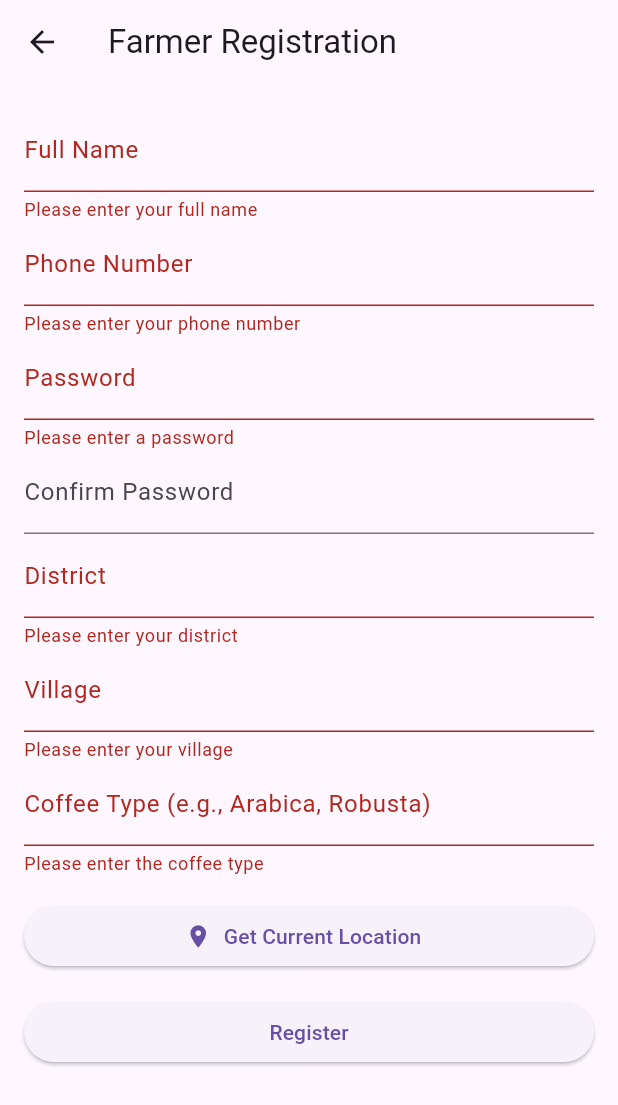
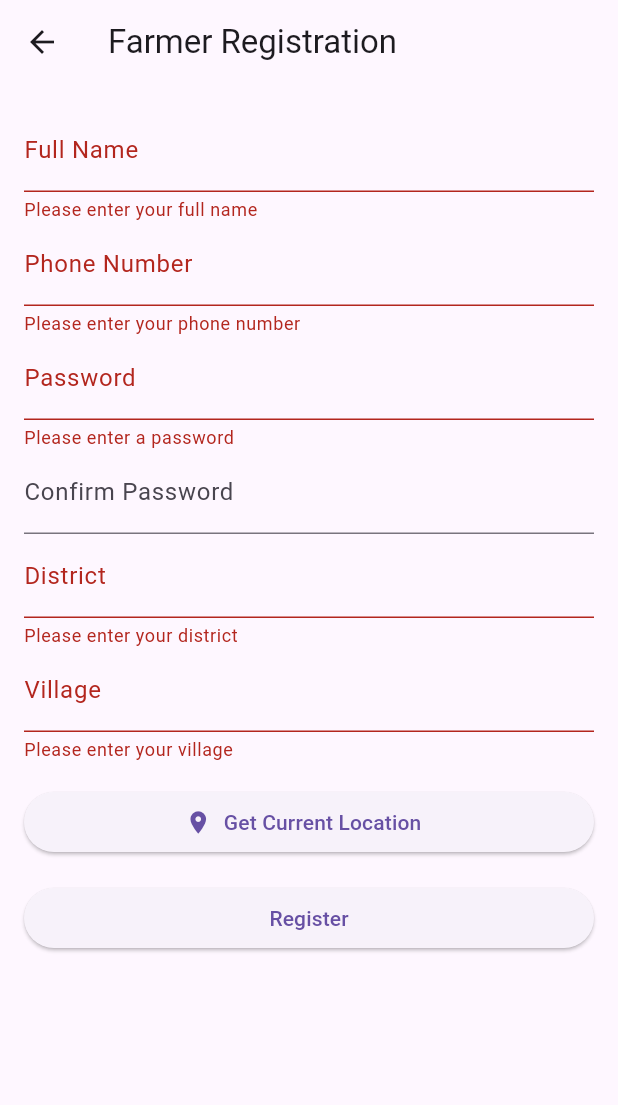
Before and after one commit to Innocentem/kaawa-mobile, a Flutter app: the FarmerRegistrationScreen screen opened directly, after a tap on "Register", on a phone screen of 412 x 824 dp. Shown: the top 1105 px of the screen. Run offline on Flutter 3.47's test engine with Material 3 defaults, Android fonts, the phone set to English and light mode, and no system bars; our stand-ins replace firebase_core, firebase_messaging, geolocator, image_picker, sqflite; accounts and stored records are empty.

Commit message:
Remove coffee type field from farmer registration screen
Co-authored-by: Innocentem <139122037+Innocentem@users.noreply.github.com>

```diff
--- a/lib/buyer_home_screen.dart
+++ b/lib/buyer_home_screen.dart
@@ -210,7 +210,7 @@ class _BuyerHomeScreenState extends State<BuyerHomeScreen> {
                                         ),
                                         title: Text(farmer.fullName),
                                         subtitle: Text(
-                                            'District: ${farmer.district}\nCoffee: ${farmer.coffeeType} - ${farmer.quantity} Kgs\nPrice: UGX ${farmer.pricePerKg}/Kg'),
+                                            'District: ${farmer.district}\n${farmer.coffeeType != null ? 'Coffee: ${farmer.coffeeType} - ${farmer.quantity} Kgs\nPrice: UGX ${farmer.pricePerKg}/Kg' : 'No coffee listing available yet'}'),
                                         trailing: Row(
                                           mainAxisSize: MainAxisSize.min,
                                           children: [
--- a/lib/farmer_registration_screen.dart
+++ b/lib/farmer_registration_screen.dart
@@ -20,7 +20,6 @@ class _FarmerRegistrationScreenState extends State<FarmerRegistrationScreen> {
   final _phoneNumberController = TextEditingController();
   final _districtController = TextEditingController();
   final _villageController = TextEditingController();
-  final _coffeeTypeController = TextEditingController();
   final _passwordController = TextEditingController();
   Position? _currentPosition;
 
@@ -112,16 +111,6 @@ class _FarmerRegistrationScreenState extends State<FarmerRegistrationScreen> {
                   return null;
                 },
               ),
-              TextFormField(
-                controller: _coffeeTypeController,
-                decoration: const InputDecoration(labelText: 'Coffee Type (e.g., Arabica, Robusta)'),
-                validator: (value) {
-                  if (value == null || value.isEmpty) {
-                    return 'Please enter the coffee type';
-                  }
-                  return null;
-                },
-              ),
               const SizedBox(height: 16),
               if (_currentPosition != null)
                 Text(
@@ -145,7 +134,6 @@ class _FarmerRegistrationScreenState extends State<FarmerRegistrationScreen> {
                       userType: UserType.farmer,
                       fcmToken: fcmToken,
                       village: _villageController.text,
-                      coffeeType: _coffeeTypeController.text,
                       latitude: _currentPosition?.latitude,
                       longitude: _currentPosition?.longitude,
                     );
```
